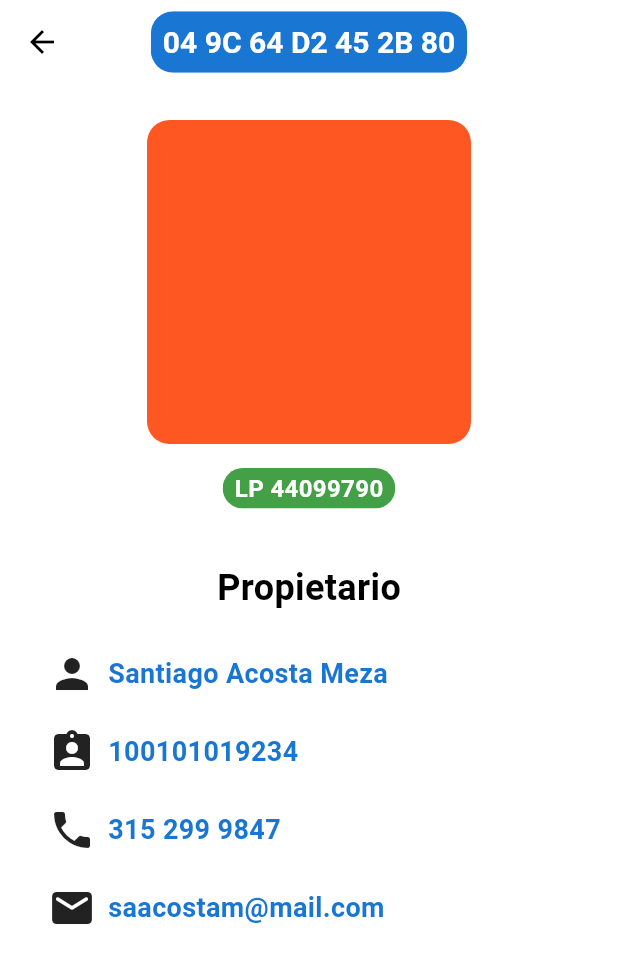
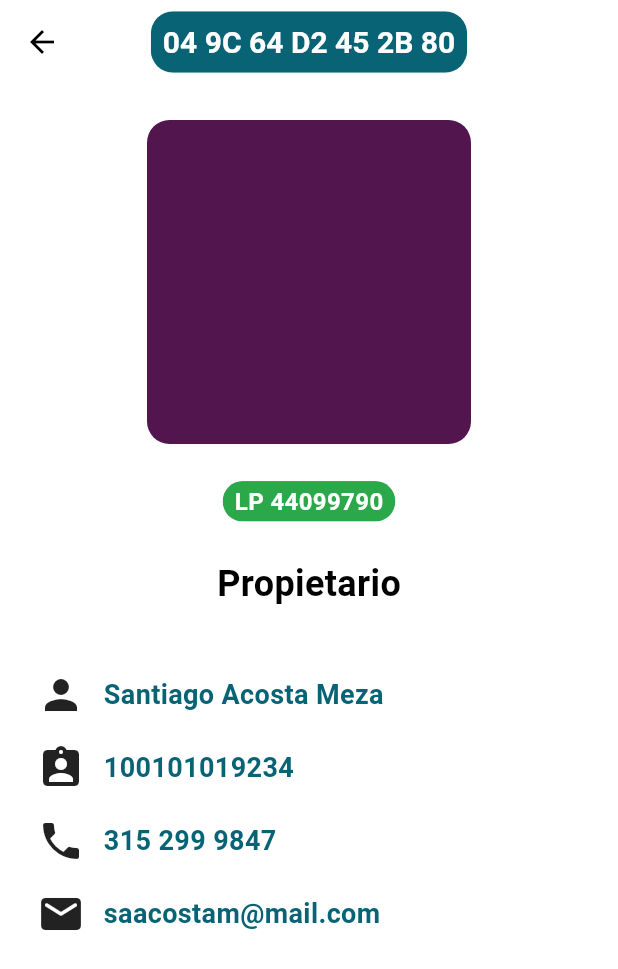
Before and after one commit to mbolanoss/bicitrack, a Flutter app: the BicycleScreen screen opened by its route, on a phone screen of 412 x 824 dp. Shown: the top 969 px of the screen. Run offline on Flutter 3.47's test engine with Material 2 defaults, Android fonts, the phone set to English and light mode, and no system bars; our stand-ins replace cloud_firestore, firebase_auth, firebase_core, firebase_storage, font_awesome_flutter, google_fonts and 2 more; accounts and stored records are empty.

Commit message:
fix: use util colors && make padding and margin relative to size

```diff
--- a/bicitrack/lib/screens/bicycle_view.dart
+++ b/bicitrack/lib/screens/bicycle_view.dart
@@ -1,3 +1,4 @@
+import 'package:bicitrack/utilities/custom_theme.dart';
 import 'package:bicitrack/widgets/header.dart';
 import 'package:bicitrack/widgets/header_pill.dart';
 import 'package:bicitrack/widgets/owner_data.dart';
@@ -9,13 +10,17 @@ class BicycleScreen extends StatelessWidget {
 
   @override
   Widget build(BuildContext context) {
+    final screenSize = MediaQuery.of(context).size;
+
     return Scaffold(
       appBar: AppBar(
         title: const HeaderPill(text: '04 9C 64 D2 45 2B 80'),
         centerTitle: true,
         backgroundColor: Colors.transparent,
       ),
-      body: Column(children: [
+      body: ListView(children: [
+        Column(
+          children: [
             const SizedBox(height: 24),
             Center(
                 child: ClipRRect(
@@ -23,17 +28,22 @@ class BicycleScreen extends StatelessWidget {
               child: Container(
                 height: 216,
                 width: 216,
-            color: Colors.deepOrange.shade500,
+                color: purple,
               ),
             )),
-        const SizedBox(height: 16),
+            SizedBox(height: screenSize.height * 0.03),
             const Pill(text: 'LP 44099790'),
-        const SizedBox(height: 36),
+            SizedBox(height: screenSize.height * 0.03),
             const Header(text: 'Propietario'),
-        const SizedBox(height: 12),
+            SizedBox(height: screenSize.height * 0.03),
             Container(
-            margin: const EdgeInsets.fromLTRB(32, 12, 32, 12),
-            child: const OwnerData(
+                margin: EdgeInsets.fromLTRB(
+                    screenSize.width * 0.06,
+                    screenSize.height * 0.02,
+                    screenSize.width * 0.06,
+                    screenSize.height * 0.02),
+                child: OwnerData(
+                  isEditMode: false,
                   data: [
                     OwnerDataUnit(
                         icon: Icons.person, content: 'Santiago Acosta Meza'),
@@ -41,9 +51,12 @@ class BicycleScreen extends StatelessWidget {
                         icon: Icons.assignment_ind, content: '100101019234'),
                     OwnerDataUnit(icon: Icons.phone, content: '315 299 9847'),
                     OwnerDataUnit(
-                    icon: Icons.email_rounded, content: 'saacostam@mail.com'),
+                        icon: Icons.email_rounded,
+                        content: 'saacostam@mail.com'),
                   ],
                 )),
+          ],
+        )
       ]),
     );
   }
--- a/bicitrack/lib/screens/home_screen.dart
+++ b/bicitrack/lib/screens/home_screen.dart
@@ -30,6 +30,12 @@ class HomeScreen extends StatelessWidget {
                 },
                 child: const Text('Bicycle View'),
               ),
+              ElevatedButton(
+                onPressed: () {
+                  Navigator.pushNamed(context, '/bicycle-view');
+                },
+                child: const Text('Dashboard'),
+              ),
             ],
           ),
         ),
--- a/bicitrack/lib/widgets/header_pill.dart
+++ b/bicitrack/lib/widgets/header_pill.dart
@@ -1,3 +1,4 @@
+import 'package:bicitrack/utilities/custom_theme.dart';
 import 'package:flutter/material.dart';
 
 class HeaderPill extends StatelessWidget {
@@ -11,7 +12,7 @@ class HeaderPill extends StatelessWidget {
         borderRadius: const BorderRadius.all(Radius.circular(15)),
         child: Container(
           padding: const EdgeInsets.all(8),
-          color: Colors.blue.shade700,
+          color: seablue,
           child: Text(text,
               style: const TextStyle(
                   color: Colors.white,
--- a/bicitrack/lib/widgets/owner_data.dart
+++ b/bicitrack/lib/widgets/owner_data.dart
@@ -1,9 +1,11 @@
+import 'package:bicitrack/utilities/custom_theme.dart';
 import 'package:flutter/material.dart';
 
 class OwnerData extends StatefulWidget {
   final List<OwnerDataUnit> data;
+  final bool isEditMode;
 
-  const OwnerData({super.key, required this.data});
+  const OwnerData({super.key, required this.data, required this.isEditMode});
 
   @override
   State<StatefulWidget> createState() => _OwnerDataState();
@@ -12,6 +14,8 @@ class OwnerData extends StatefulWidget {
 class _OwnerDataState extends State<OwnerData> {
   @override
   Widget build(BuildContext context) {
+    final screenSize = MediaQuery.of(context).size;
+
     List<Widget> rows = [];
 
     for (int i = 0; i < widget.data.length; i++) {
@@ -21,18 +25,29 @@ class _OwnerDataState extends State<OwnerData> {
             widget.data[i].icon,
             size: 32,
           ),
-          const SizedBox(width: 8),
+          SizedBox(width: screenSize.width * 0.03),
           Text(
             widget.data[i].content,
-            style: TextStyle(
-                color: Colors.blue.shade700,
-                fontWeight: FontWeight.bold,
-                fontSize: 18),
-          ),
+            style: const TextStyle(
+                color: seablue, fontWeight: FontWeight.bold, fontSize: 18),
+          )
+
+          // widget.isEditMode
+          //     ? TextFormField(
+          //         initialValue: widget.data[i].content,
+          //         controller: widget.data[i].controller,
+          //       )
+          //     : Text(
+          //         widget.data[i].content,
+          //         style: const TextStyle(
+          //             color: seablue,
+          //             fontWeight: FontWeight.bold,
+          //             fontSize: 18),
+          //       )
         ],
       ));
 
-      rows.add(const SizedBox(height: 20));
+      rows.add(SizedBox(height: screenSize.height * 0.02));
     }
 
     return Column(
@@ -42,8 +57,9 @@ class _OwnerDataState extends State<OwnerData> {
 }
 
 class OwnerDataUnit {
-  final IconData icon;
-  final String content;
+  IconData icon;
+  String content;
+  TextEditingController controller = TextEditingController();
 
-  const OwnerDataUnit({required this.icon, required this.content});
+  OwnerDataUnit({required this.icon, required this.content});
 }
--- a/bicitrack/lib/widgets/pill.dart
+++ b/bicitrack/lib/widgets/pill.dart
@@ -1,3 +1,4 @@
+import 'package:bicitrack/utilities/custom_theme.dart';
 import 'package:flutter/material.dart';
 
 class Pill extends StatelessWidget {
@@ -14,7 +15,7 @@ class Pill extends StatelessWidget {
         borderRadius: const BorderRadius.all(Radius.circular(15)),
         child: Container(
           padding: const EdgeInsets.fromLTRB(8, 2, 8, 2),
-          color: Colors.green.shade600,
+          color: green,
           child: Text(text,
               style: const TextStyle(
                   color: Colors.white,
```
Also changed, not shown: 3 other files. Lines whose indentation alone changed are shown as unchanged.
